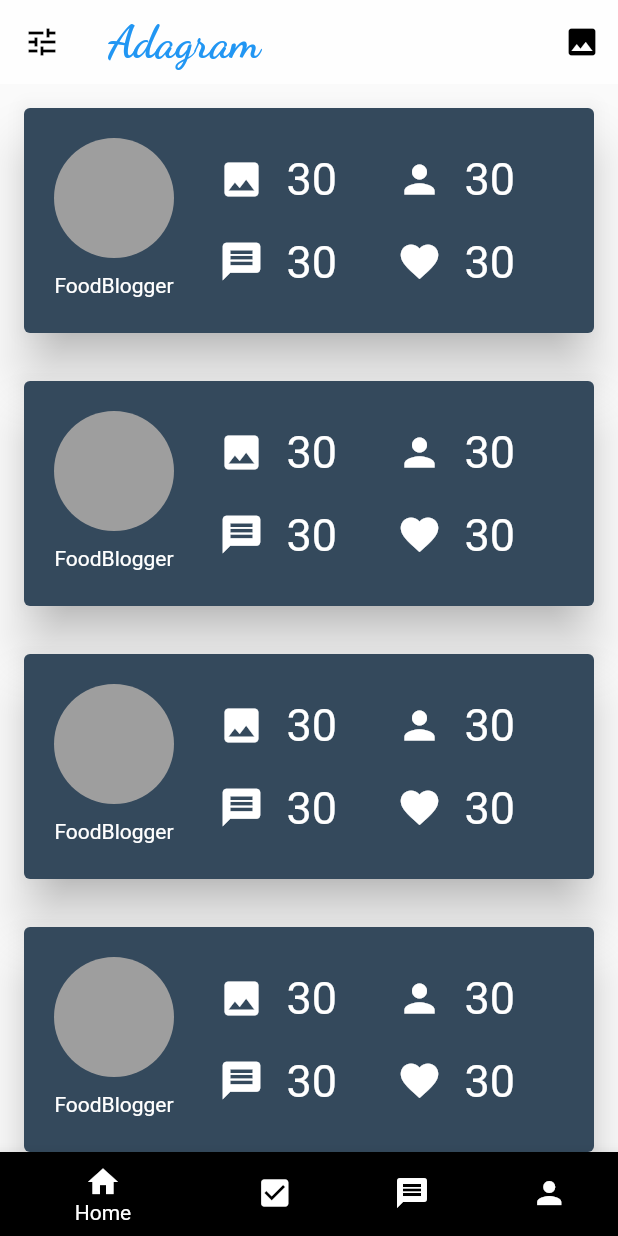
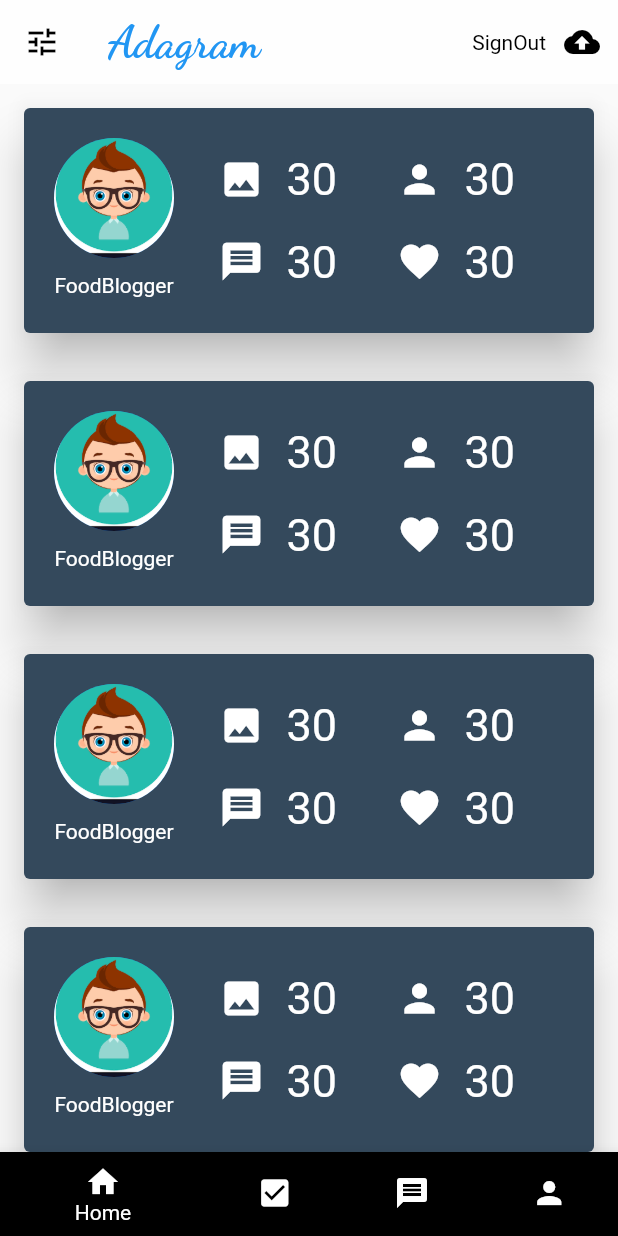
Before and after one commit to kratijain1606/KudosDemo, a Flutter app: the HomePage screen opened directly, on a phone screen of 412 x 824 dp. Run offline on Flutter 3.47's test engine with Material 2 defaults, Android fonts, the phone set to English and light mode, and no system bars; our stand-ins replace firebase_auth; accounts and stored records are empty.

Commit message:
navigation and sign out

```diff
--- a/lib/login.dart
+++ b/lib/login.dart
@@ -122,7 +122,8 @@ class _LoginPageState extends State<LoginPage> {
                           },
                           child: Text('Sign Up'),
                         ),
-                      )
+                      ),
+                      Text("Forgot Password")
                     ],
                   ),
                 ))
--- a/lib/main.dart
+++ b/lib/main.dart
@@ -7,6 +7,6 @@ void main() => runApp(MyApp());
 class MyApp extends StatelessWidget {
   @override
   Widget build(BuildContext context) {
-    return MaterialApp(home: HomeScreen());
+    return MaterialApp(debugShowCheckedModeBanner: false, home: HomeScreen());
   }
 }
--- a/lib/pages/home_page.dart
+++ b/lib/pages/Influencer.dart
@@ -1,4 +1,8 @@
 import 'package:flutter/material.dart';
+import 'package:kudos_ware/home.dart';
+import 'package:kudos_ware/login.dart';
+import 'package:kudos_ware/advertiser.dart';
+import 'package:kudos_ware/services/authentication.dart';
 
 class HomePage extends StatefulWidget {
   @override
@@ -6,6 +10,9 @@ class HomePage extends StatefulWidget {
 }
 
 class _HomePageState extends State<HomePage> {
+  int _selectedPage = 0;
+  final Auth _auth = Auth();
+  final _pageOptions = [HomeScreen(), LoginPage(), AdvertiserPage()];
   @override
   void initState() {
     super.initState();
@@ -36,10 +43,21 @@ class _HomePageState extends State<HomePage> {
               color: Color(0x34495c),
               onPressed: null),
           actions: <Widget>[
+            Column(
+              children: <Widget>[
+                SizedBox(height: 20),
+                Text(
+                  "SignOut",
+                  style: (TextStyle(color: Colors.black)),
+                ),
+              ],
+            ),
             IconButton(
-                icon: Icon(Icons.image, color: Colors.black),
+                icon: Icon(Icons.backup, color: Colors.black),
                 color: Colors.black,
-                onPressed: null)
+                onPressed: () async {
+                  await _auth.signOut();
+                }),
           ],
           iconTheme: IconThemeData(color: Colors.blue),
           // centerTitle: true,
@@ -62,7 +80,7 @@ class _HomePageState extends State<HomePage> {
                         children: <Widget>[
                           Padding(padding: EdgeInsets.all(10)),
                           CircleAvatar(
-                            backgroundColor: Colors.grey,
+                            backgroundImage: AssetImage('download.png'),
                             radius: 40,
                           ),
                           SizedBox(
@@ -141,6 +159,7 @@ class _HomePageState extends State<HomePage> {
           },
         ),
         bottomNavigationBar: BottomNavigationBar(
+          currentIndex: _selectedPage,
           items: [
             BottomNavigationBarItem(
                 icon: Icon(Icons.home),
@@ -159,6 +178,11 @@ class _HomePageState extends State<HomePage> {
                 title: Text("profile"),
                 backgroundColor: Colors.black)
           ],
+          onTap: (index) {
+            setState(() {
+              _selectedPage = index;
+            });
+          },
         ));
   }
 }
--- a/lib/pages/root_page.dart
+++ b/lib/pages/root_page.dart
@@ -1,7 +1,7 @@
 import 'package:flutter/material.dart';
 import 'package:kudos_ware/pages/login_signup_page.dart';
 import 'package:kudos_ware/services/authentication.dart';
-import 'package:kudos_ware/pages/home_page.dart';
+import 'package:kudos_ware/pages/Influencer.dart';
 
 enum AuthStatus {
   NOT_DETERMINED,
@@ -77,8 +77,7 @@ class _RootPageState extends State<RootPage> {
         break;
       case AuthStatus.LOGGED_IN:
         if (_userId.length > 0 && _userId != null) {
-          return new HomePage(
-          );
+          return new HomePage();
         } else
           return buildWaitingScreen();
         break;
--- a/pubspec.yaml
+++ b/pubspec.yaml
@@ -51,8 +51,8 @@ flutter:
   uses-material-design: true
 
   # To add assets to your application, add an assets section, like this:
-  # assets:
-  #   - images/a_dot_burr.jpeg
+  assets:
+    - download.png
   #   - images/a_dot_ham.jpeg
 
   # An image asset can refer to one or more resolution-specific "variants", see
```
Also changed, not shown: lib/advertiser.dart (+19 -14 lines), lib/home.dart (+17 -7 lines), lib/pages/BottomNavigation.dart (added, +47 -0 lines), download.png (added), download1.jpg (added), download3.jpg (added).
